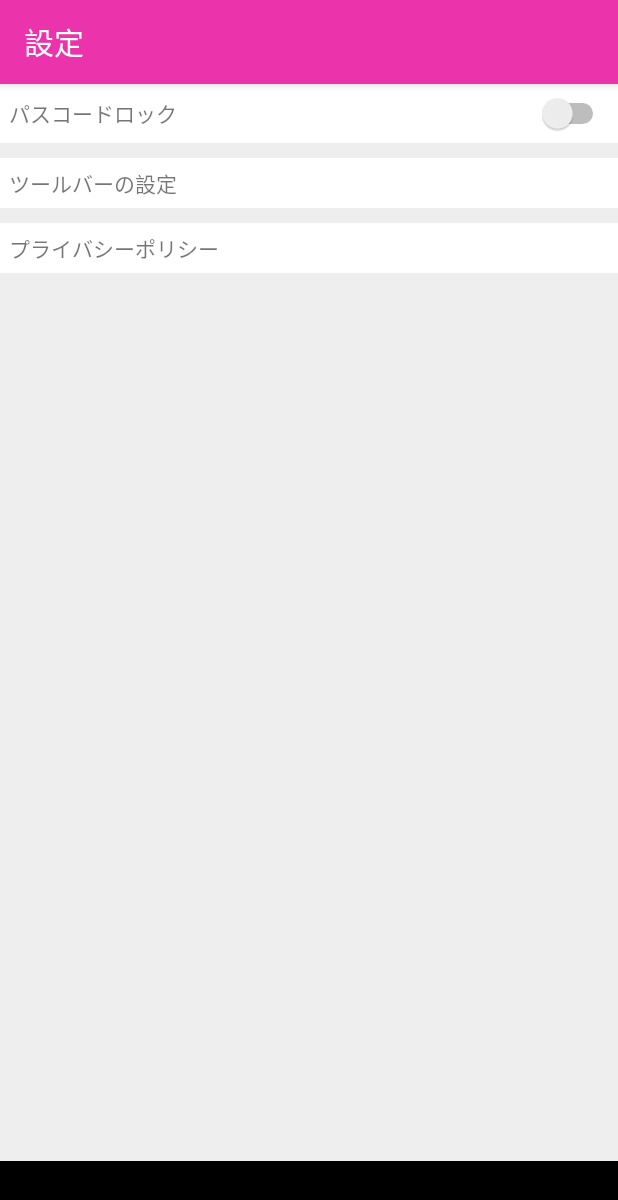
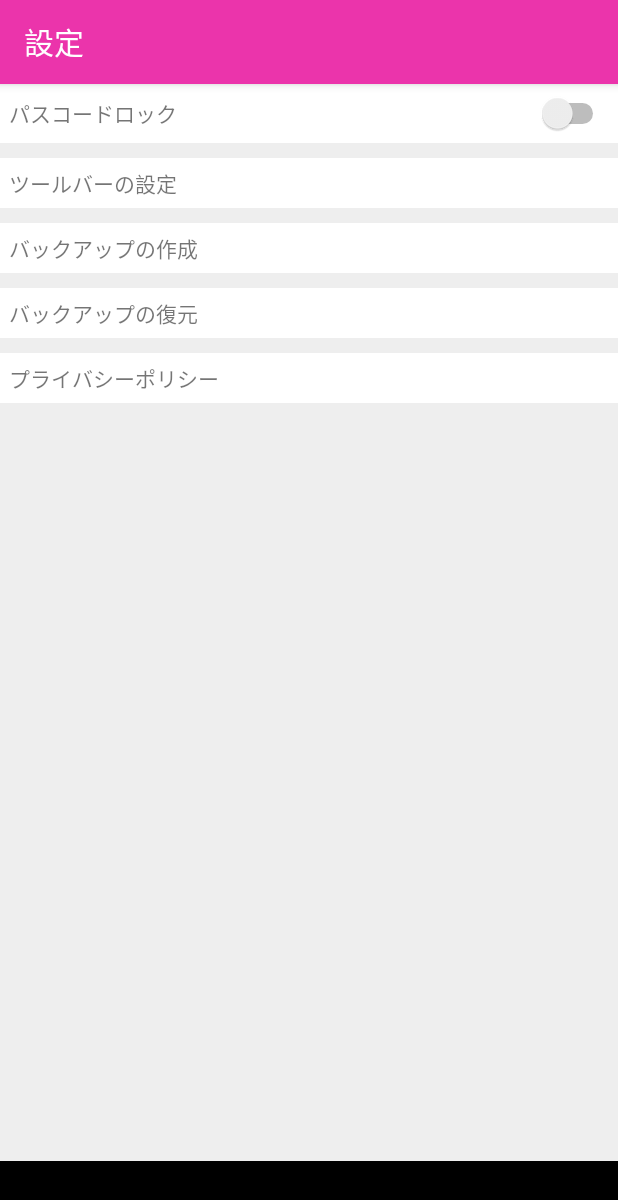
Before and after one commit to suzuki845/RecommendForAndroid, an Android app: the GlobalSettingActivity screen opened directly, with no data from a screen before it, on a phone screen of 412 x 824 dp. Shown: the top 1200 px of the screen. Run offline under Robolectric (Android 15) with nearby library versions, the phone set to English and light mode, and no system bars; our stand-ins replace Room's generated code; libraries missing offline, so code that uses them is left out: com.soundcloud.android; Roboto replaces fonts that are not available here.

Commit message:
とりあえずimportとexportはできそう

```diff
--- a/app/build.gradle
+++ b/app/build.gradle
@@ -84,6 +84,7 @@ dependencies {
     implementation 'com.nineoldandroids:library:2.4.0'
     implementation 'com.daimajia.slider:library:1.1.5@aar'
     implementation 'com.github.prolificinteractive:material-calendarview:2.0.0'
+    implementation 'com.google.code.gson:gson:2.8.8'
 
     def room_version = "2.2.5"
     implementation "androidx.room:room-runtime:$room_version"
--- a/app/src/main/java/com/pin/recommend/model/dao/AccountDao.java
+++ b/app/src/main/java/com/pin/recommend/model/dao/AccountDao.java
@@ -23,6 +23,9 @@ public interface AccountDao {
     @Update
     public int updateAccount(Account account);
 
+    @Query("DELETE FROM Account")
+    public void deleteAll();
+
     @Query("SELECT * FROM Account WHERE id = :id")
     public LiveData<Account> findTrackedById(long id);
 
@@ -32,4 +35,5 @@ public interface AccountDao {
     @Query("SELECT * FROM Account")
     public List<Account> test();
 
+
 }
--- a/app/src/main/java/com/pin/recommend/model/dao/RecommendCharacterDao.java
+++ b/app/src/main/java/com/pin/recommend/model/dao/RecommendCharacterDao.java
@@ -25,6 +25,12 @@ public interface RecommendCharacterDao {
     @Delete
     public void deleteCharacter(RecommendCharacter character);
 
+    @Query("DELETE FROM RecommendCharacter")
+    public void deleteAll();
+
+    @Query("SELECT * FROM RecommendCharacter")
+    List<RecommendCharacter> findAll();
+
     @Query("SELECT * FROM RecommendCharacter WHERE id = :id")
     public RecommendCharacter findById(long id);
 
--- a/app/src/main/java/com/pin/recommend/model/dao/StoryDao.java
+++ b/app/src/main/java/com/pin/recommend/model/dao/StoryDao.java
@@ -24,6 +24,12 @@ public interface StoryDao {
     @Delete
     public void deleteStory(Story story);
 
+    @Query("DELETE FROM Story")
+    public void deleteAll();
+
+    @Query("SELECT * FROM Story")
+    public List<Story> findByAll();
+
     @Query("SELECT * FROM Story WHERE id = :id")
     public Story findById(long id);
 
--- a/app/src/main/java/com/pin/recommend/model/dao/StoryPictureDao.java
+++ b/app/src/main/java/com/pin/recommend/model/dao/StoryPictureDao.java
@@ -30,8 +30,14 @@ public interface StoryPictureDao {
     @Delete
     public void deleteStoryPicture(StoryPicture storyPicture);
 
+    @Query("DELETE FROM StoryPicture")
+    public void deleteAll();
+
     @Delete
     public void deleteAll(List<StoryPicture> storyPictures);
+
+    @Query("SELECT * FROM StoryPicture")
+    public List<StoryPicture> findByAll();
 
     @Query("SELECT * FROM StoryPicture WHERE id = :id")
     public StoryPicture findById(long id);
--- a/app/src/main/java/com/pin/recommend/model/entity/Account.java
+++ b/app/src/main/java/com/pin/recommend/model/entity/Account.java
@@ -11,10 +11,19 @@ import androidx.room.PrimaryKey;
 
 import com.pin.recommend.model.AppDatabase;
 
+import java.util.ArrayList;
 import java.util.List;
 
 @Entity
 public class Account implements Parcelable {
+
+    //json化するためのフィールド
+    @Ignore
+    public List<RecommendCharacter> characters;
+
+    @Ignore
+    public List<PaymentTag> paymentTags;
+
 
     @Ignore
     public static final int ACCOUNT_ID = 1;
--- a/app/src/main/java/com/pin/recommend/model/entity/Event.kt
+++ b/app/src/main/java/com/pin/recommend/model/entity/Event.kt
@@ -1,9 +1,6 @@
 package com.pin.recommend.model.entity
 
-import androidx.room.ColumnInfo
-import androidx.room.Entity
-import androidx.room.ForeignKey
-import androidx.room.PrimaryKey
+import androidx.room.*
 import java.util.*
 
 @Entity(
--- a/app/src/main/java/com/pin/recommend/model/entity/Payment.kt
+++ b/app/src/main/java/com/pin/recommend/model/entity/Payment.kt
@@ -26,6 +26,11 @@ class Payment(
         var createdAt: Date,
         var updatedAt: Date
 ){
+
+        @Ignore
+        var paymentTag: PaymentTag? = null
+
+
         fun getShortComment(length: Int): String? {
                 var t = memo ?: ""
                 t = t.replace("\n", " ")
--- a/app/src/main/java/com/pin/recommend/model/entity/Story.java
+++ b/app/src/main/java/com/pin/recommend/model/entity/Story.java
@@ -34,6 +34,10 @@ import static androidx.room.ForeignKey.CASCADE;
         )
 )
 public class Story implements Parcelable {
+
+    //json化するためのフィールド
+    @Ignore
+    public List<StoryPicture> pictures;
 
     @PrimaryKey(autoGenerate = true)
     public long id;
--- a/app/src/main/res/layout/content_global_setting.xml
+++ b/app/src/main/res/layout/content_global_setting.xml
@@ -64,6 +64,42 @@
                     android:layout_height="10dp" />
 
                 <LinearLayout
+                    android:id="@+id/export_backup"
+                    android:onClick="onExportBackup"
+                    android:background="#ffffff"
+                    android:padding="6dp"
+                    android:orientation="horizontal"
+                    android:layout_width="match_parent"
+                    android:layout_height="wrap_content">
+                    <TextView
+                        android:text="バックアップの作成"
+                        android:layout_width="match_parent"
+                        android:layout_height="wrap_content"/>
+                </LinearLayout>
+
+                <View
+                    android:layout_width="match_parent"
+                    android:layout_height="10dp" />
+
+                <LinearLayout
+                    android:id="@+id/import_backup"
+                    android:onClick="onImportBackup"
+                    android:background="#ffffff"
+                    android:padding="6dp"
+                    android:orientation="horizontal"
+                    android:layout_width="match_parent"
+                    android:layout_height="wrap_content">
+                    <TextView
+                        android:text="バックアップの復元"
+                        android:layout_width="match_parent"
+                        android:layout_height="wrap_content"/>
+                </LinearLayout>
+
+                <View
+                    android:layout_width="match_parent"
+                    android:layout_height="10dp" />
+
+                <LinearLayout
                     android:id="@+id/link_to_privacy_policy"
                     android:onClick="onClickPrivacyPolicy"
                     android:background="#ffffff"
```
Also changed, not shown: app/src/main/java/com/pin/recommend/GlobalSettingActivity.kt (+63 -4 lines), app/src/main/java/com/pin/recommend/model/BackupModel.kt (added, +172 -0 lines), app/src/main/java/com/pin/recommend/model/dao/EventDao.kt (+6 -2 lines), app/src/main/java/com/pin/recommend/model/dao/PaymentDao.kt (+6 -1 lines), app/src/main/java/com/pin/recommend/model/dao/PaymentTagDao.kt (+6 -1 lines), app/src/main/java/com/pin/recommend/model/entity/RecommendCharacter.java (+12 -0 lines), app/src/main/res/values/strings.xml (+4 -4 lines).
